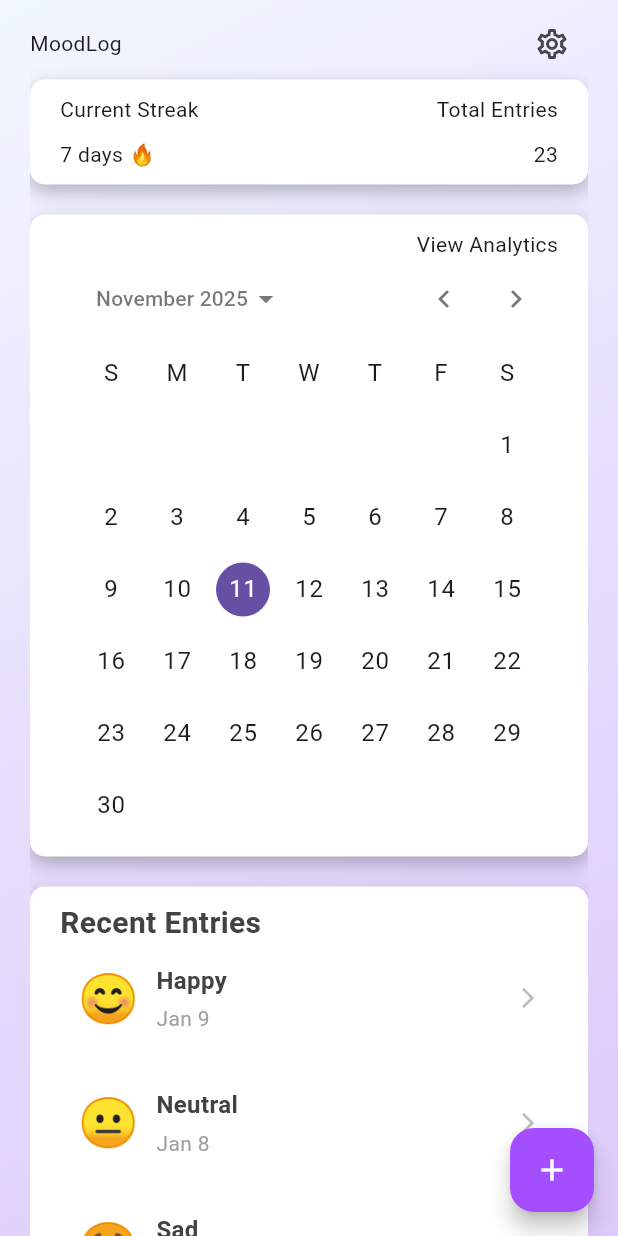
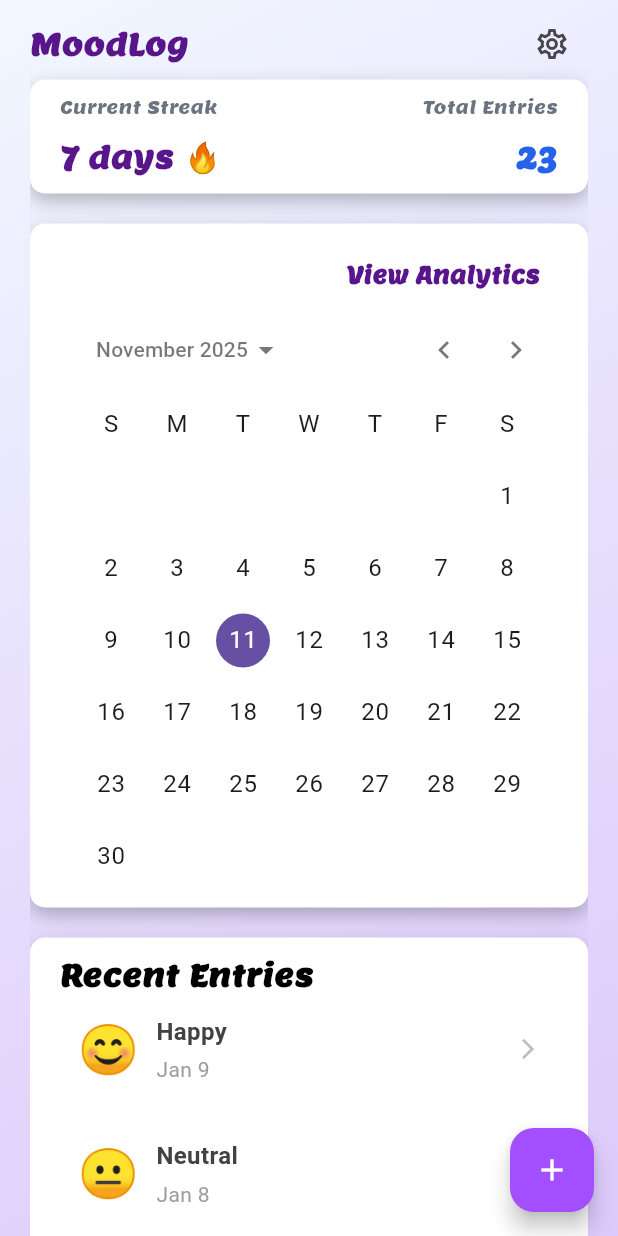
Before and after one commit to Mareamkhaled/mood_log, a Flutter app: the screen it shows after launch, on a phone screen of 412 x 824 dp. Run offline on Flutter 3.47's test engine with Material 3 defaults, Android fonts, the phone set to English and light mode, and no system bars; our stand-ins replace device_preview, gap.

Commit message:
Add AppStyle class with text styles for the application

```diff
--- /dev/null
+++ b/lib/core/utils/app_style.dart
@@ -0,0 +1,27 @@
+import 'package:flutter/material.dart';
+
+import 'app_colors.dart';
+
+class AppStyle{
+  static TextStyle lemon20sPurple500 = const TextStyle(
+    fontFamily: 'Lemon',
+    fontSize: 20,
+    fontWeight: FontWeight.w600,
+    color: AppColors.myDarkPurple
+  );
+
+
+  static TextStyle lemon15sPurple400 = const TextStyle(
+    fontFamily: 'Lemon',
+    fontSize: 12,
+    fontWeight: FontWeight.w400,
+    color: AppColors.myGrey
+  );
+
+
+
+
+
+
+
+}
--- a/lib/widgets/current_streak.dart
+++ b/lib/widgets/current_streak.dart
@@ -1,6 +1,8 @@
 import 'package:flutter/material.dart';
 import 'package:gap/gap.dart';
 
+import '../core/utils/app_colors.dart';
+import '../core/utils/app_style.dart';
 import 'custom_container.dart';
 
 class CurrentStreak extends StatelessWidget {
@@ -8,14 +10,29 @@ class CurrentStreak extends StatelessWidget {
 
   @override
   Widget build(BuildContext context) {
-    return const CustomContainer(
+    return CustomContainer(
       child: Column(
         children: [
           Row(
-            children: [Text("Current Streak"), Spacer(), Text("Total Entries")],
+            children: [
+              Text("Current Streak", style: AppStyle.lemon15sPurple400),
+              const Spacer(),
+              Text("Total Entries", style: AppStyle.lemon15sPurple400),
+            ],
           ),
-          Gap(10),
-          Row(children: [Text("7 days 🔥"), Spacer(), Text("23")]),
+          const Gap(10),
+          Row(
+            children: [
+              Text("7 days 🔥", style: AppStyle.lemon20sPurple500),
+              const Spacer(),
+              Text(
+                "23",
+                style: AppStyle.lemon20sPurple500.copyWith(
+                  color: AppColors.myBlue,
+                ),
+              ),
+            ],
+          ),
         ],
       ),
     );
--- a/lib/widgets/custom_calender.dart
+++ b/lib/widgets/custom_calender.dart
@@ -1,5 +1,6 @@
 import 'package:flutter/material.dart';
 
+import '../core/utils/app_style.dart';
 import 'custom_container.dart';
 
 class CustomCalender extends StatelessWidget {
@@ -11,9 +12,17 @@ class CustomCalender extends StatelessWidget {
       // vertical: 1,
       child: Column(
         children: [
-                    const Row(
+          Row(
             mainAxisAlignment: MainAxisAlignment.end,
-                      children: [Text("View Analytics")],
+            children: [
+              TextButton(
+                child: Text(
+                  "View Analytics",
+                  style: AppStyle.lemon20sPurple500.copyWith(fontSize: 15),
+                ),
+                onPressed: () {},
+              ),
+            ],
           ),
 
           CalendarDatePicker(
--- a/lib/widgets/entries_section.dart
+++ b/lib/widgets/entries_section.dart
@@ -1,6 +1,8 @@
 import 'package:flutter/material.dart';
 import 'package:gap/gap.dart';
 
+import '../core/utils/app_colors.dart';
+import '../core/utils/app_style.dart';
 import 'custom_container.dart';
 
 class EntriesSection extends StatelessWidget {
@@ -14,11 +16,10 @@ class EntriesSection extends StatelessWidget {
                     children: [
                       Text(
                         "Recent Entries",
-                        style: TextStyle(
-                          fontSize: 20,
-                          fontWeight: FontWeight.bold,
-                          color: Colors.grey[800],
-                        ),
+                        style: AppStyle.lemon20sPurple500.copyWith(
+                          color: AppColors.myBlack,
+                          // fontWeight: FontWeight.bold
+                        )
                       ),
                       // const Gap(5),
 
@@ -38,8 +39,7 @@ class EntriesSection extends StatelessWidget {
 
                           return InkWell(
                             onTap: () {
-                              // TODO: Navigate to entry detail
-                              print('Tapped entry: ${entry['mood']}');
+                              //!Navigate to entry screen
                             },
                             borderRadius: BorderRadius.circular(12),
                             child: Padding(
--- a/lib/widgets/home_app_bar.dart
+++ b/lib/widgets/home_app_bar.dart
@@ -1,9 +1,11 @@
 import 'package:flutter/material.dart';
+
+import '../core/utils/app_style.dart';
 
 Widget homeAppBar() {
   return Row(
     children: [
-      const Text("MoodLog"),
+      Text("MoodLog",style: AppStyle.lemon20sPurple500,),
       const Spacer(),
       IconButton(onPressed: () {}, icon: const Icon(Icons.settings_outlined)),
     ],
```
Also changed, not shown: pubspec.yaml (+4 -4 lines), assets/fonts/Lemon-Regular.ttf (added). Lines whose indentation alone changed are shown as unchanged.
